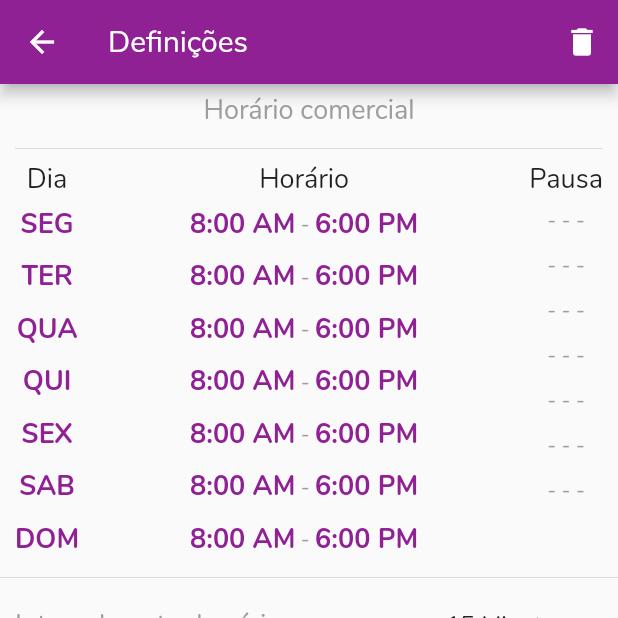
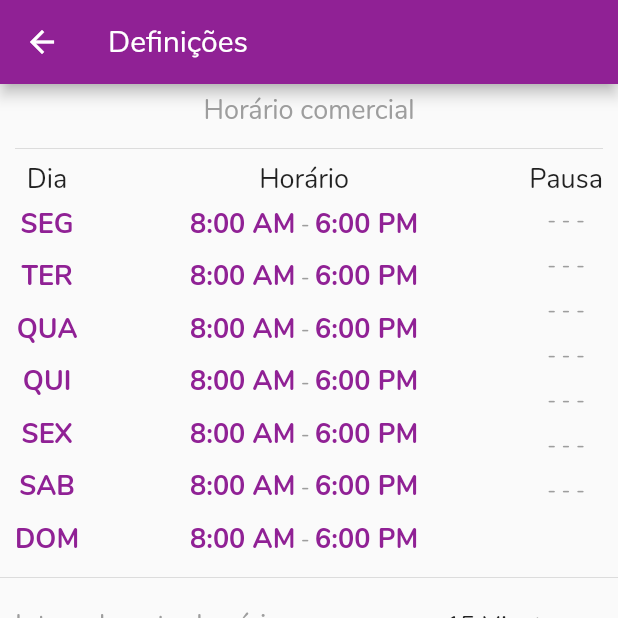
Before and after one commit to ranielison/agendamentos, a Flutter app: the screen it shows after launch, after a tap on "Definições", on a phone screen of 412 x 824 dp, the top half of it. Run offline on Flutter 3.47's test engine with Material 2 defaults, Android fonts, the phone set to English and light mode, and no system bars; our stand-ins replace fluttertoast, get, hive, mask_text_input_formatter, shared_preferences, table_calendar; missing offline and left inert: interval_time_picker; accounts and stored records are empty; generated files the repository leaves out were written again; statements that could not run were skipped.

Commit message:
fix: pequeno ajuste

```diff
--- a/lib/app/modules/settings/views/settings_view.dart
+++ b/lib/app/modules/settings/views/settings_view.dart
@@ -27,13 +27,6 @@ class SettingsView extends GetView<SettingsController> {
                 onPressed: controller.saveData,
               ),
             ),
-          ),
-          IconButton(
-            icon: Icon(
-              Icons.delete,
-              color: Colors.white,
-            ),
-            onPressed: () => _localDataHelper.limpaGeral(),
           ),
         ],
       ),
```
